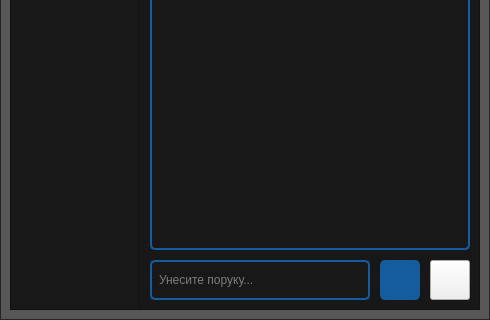
nikola-supic/prelo, file application/ui/ui_chat.ui: the form before one commit; both pictures show x 0 to 490 and y 280 to 600 of the 490 by 600 pixel window.
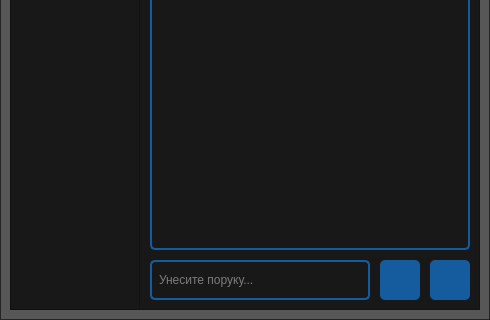
The form after the commit. Icons and pictures are not drawn.

Commit message: chat UI (radius to refresh button)

What changed in the file:
```diff
--- a/application/ui/ui_chat.ui
+++ b/application/ui/ui_chat.ui
@@ -320,7 +320,7 @@
 	color: rgb(224, 224, 226);
 	padding-left: 5px;
 }
-QPushButton#btn_send, #btn_send_2 {
+QPushButton#btn_send, #btn_send_2, #btn_refresh {
 	background-color: rgb(20, 92, 158);
 	color: rgb(224, 224, 226);
 	border-radius: 5px;
```
Left out of the diff: 6 changed lines with no effect on the pictures. The commit also changes 1 other file.
